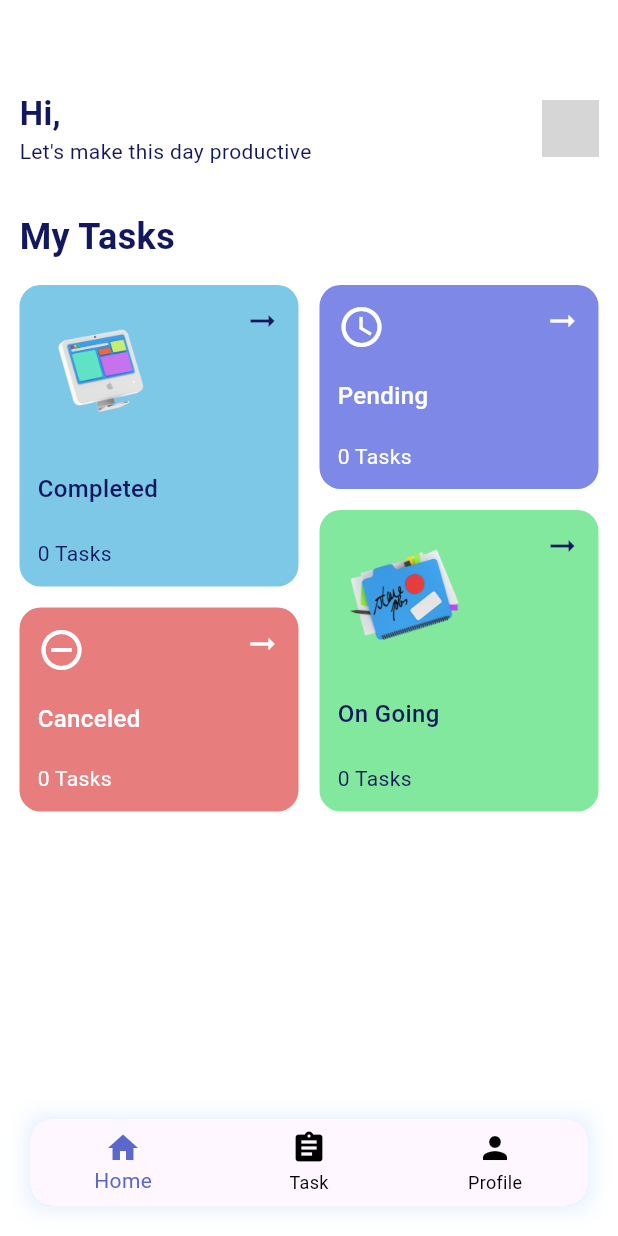
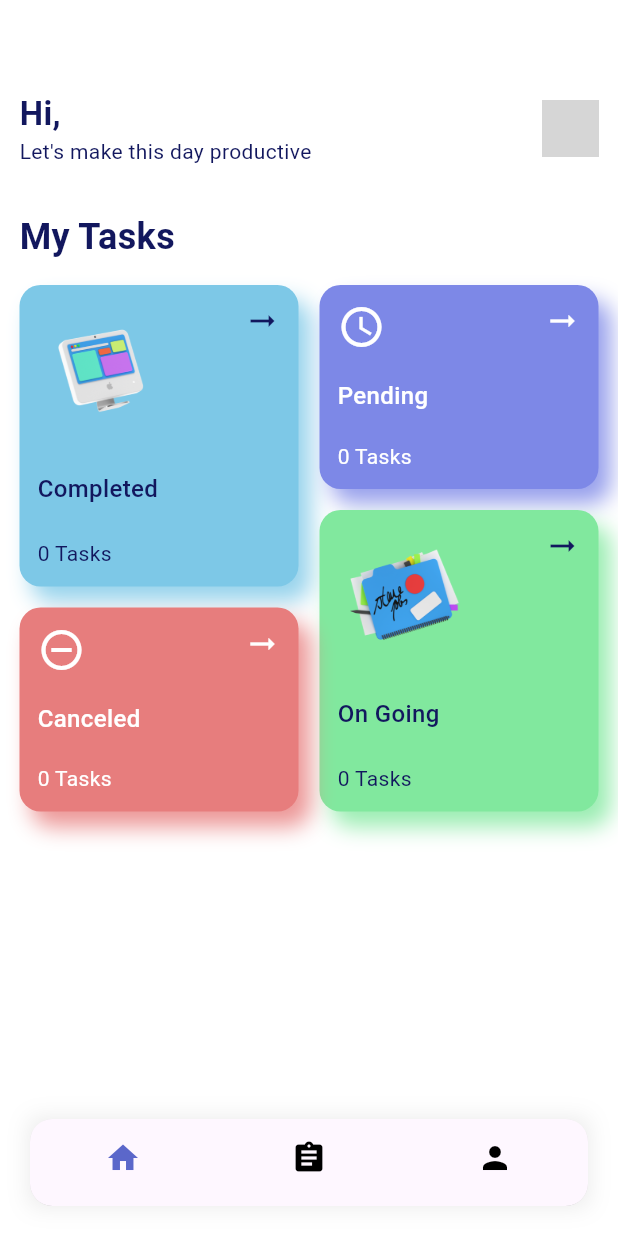
Before and after one commit to khairul-rasyid/UAS-PPB-Kelompok1-TaskManager, a Flutter app: the screen it shows once a user with an empty profile is signed in, on a phone screen of 412 x 824 dp. Run offline on Flutter 3.47's test engine with Material 3 defaults, Android fonts, the light colour scheme and no system bars; our stand-ins replace awesome_notifications, cloud_firestore, firebase_auth, firebase_core, get, google_sign_in and 1 more; accounts and stored records are empty; network calls fail; grey boxes are pictures that could not be loaded.

Commit message:
add margin in tasklist item

```diff
--- a/lib/main.dart
+++ b/lib/main.dart
@@ -82,7 +82,7 @@ class _MyButtomNavBarState extends State<MyBottomNavBar> {
         margin: const EdgeInsets.symmetric(horizontal: 20, vertical: 20),
         decoration: const BoxDecoration(boxShadow: [
           BoxShadow(
-              color: Color.fromARGB(255, 220, 235, 255),
+              color: Color.fromARGB(255, 233, 233, 233),
               blurRadius: 12,
               offset: Offset(0, 0))
         ]),
@@ -91,6 +91,8 @@ class _MyButtomNavBarState extends State<MyBottomNavBar> {
           child: BottomNavigationBar(
               selectedItemColor: const Color(0xFF5B67CA),
               unselectedItemColor: Colors.black,
+              showSelectedLabels: false,
+              showUnselectedLabels: false,
               currentIndex: myCurrentIndex,
               onTap: (index) {
                 setState(() {
@@ -351,9 +353,14 @@ class TaskCard extends StatelessWidget {
       },
       child: Container(
         decoration: BoxDecoration(
-          color: backgroundColor,
-          borderRadius: const BorderRadius.all(Radius.circular((14))),
-        ),
+            color: backgroundColor,
+            borderRadius: const BorderRadius.all(Radius.circular((14))),
+            boxShadow: [
+              BoxShadow(
+                  color: backgroundColor.withOpacity(0.8),
+                  blurRadius: 12,
+                  offset: const Offset(8, 10))
+            ]),
         padding: const EdgeInsets.all(12.0),
         child: Row(
           mainAxisAlignment: MainAxisAlignment.spaceBetween,
--- a/lib/pages/list_task.dart
+++ b/lib/pages/list_task.dart
@@ -158,6 +158,7 @@ class ListTask extends StatelessWidget {
             ),
             const SizedBox(height: 8),
             Container(
+              margin: const EdgeInsetsDirectional.only(bottom: 6.0),
               decoration: BoxDecoration(
                   color: _tagColor(tags: tags),
                   borderRadius: BorderRadius.circular(8)),
@@ -202,41 +203,4 @@ class ListTask extends StatelessWidget {
 
     return const Color(0xFFFFFFFF);
   }
-
-  // Widget _icon({required String status}) {
-  //   if (status == "personal") {
-  //     return _styleIcon(
-  //         nameIcon: Icons.person_outline_rounded,
-  //         color: const Color(0xFF858FE9));
-  //   } else if (status == "work") {
-  //     return _styleIcon(
-  //         nameIcon: Icons.work_outline_rounded, color: const Color(0xff7FC9E7));
-  //   } else if (status == "private") {
-  //     return _styleIcon(
-  //         nameIcon: Icons.lock_outline_rounded, color: const Color(0xFFE77D7D));
-  //   } else if (status == "meeting") {
-  //     return _styleIcon(
-  //         nameIcon: Icons.meeting_room_outlined,
-  //         color: const Color(0xFF81E89E));
-  //   } else if (status == "events") {
-  //     return _styleIcon(
-  //         nameIcon: Icons.calendar_month, color: const Color(0xFF858FE9));
-  //   }
-  //   return const Text("E");
-  // }
-
-  // Widget _styleIcon({required IconData nameIcon, required Color color}) {
-  //   return Container(
-  //     padding: const EdgeInsets.all(8),
-  //     decoration: BoxDecoration(
-  //       color: color,
-  //       borderRadius: BorderRadius.circular(10),
-  //     ),
-  //     child: Icon(
-  //       nameIcon,
-  //       color: Colors.white,
-  //       size: 18,
-  //     ),
-  //   );
-  // }
 }
```
